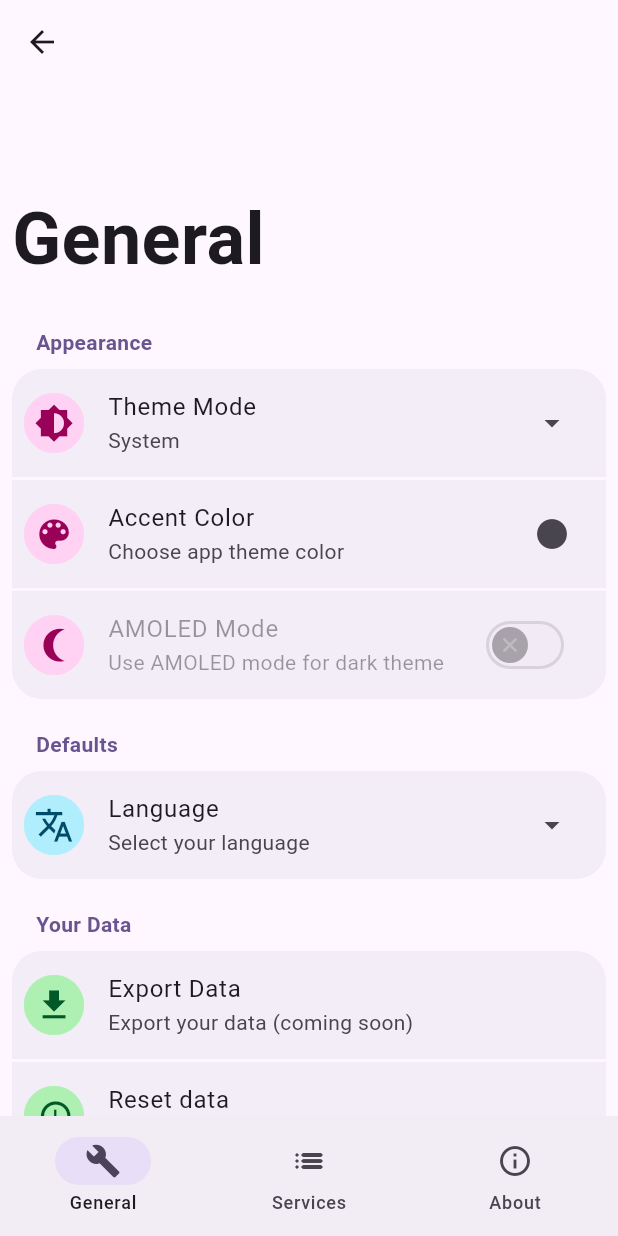
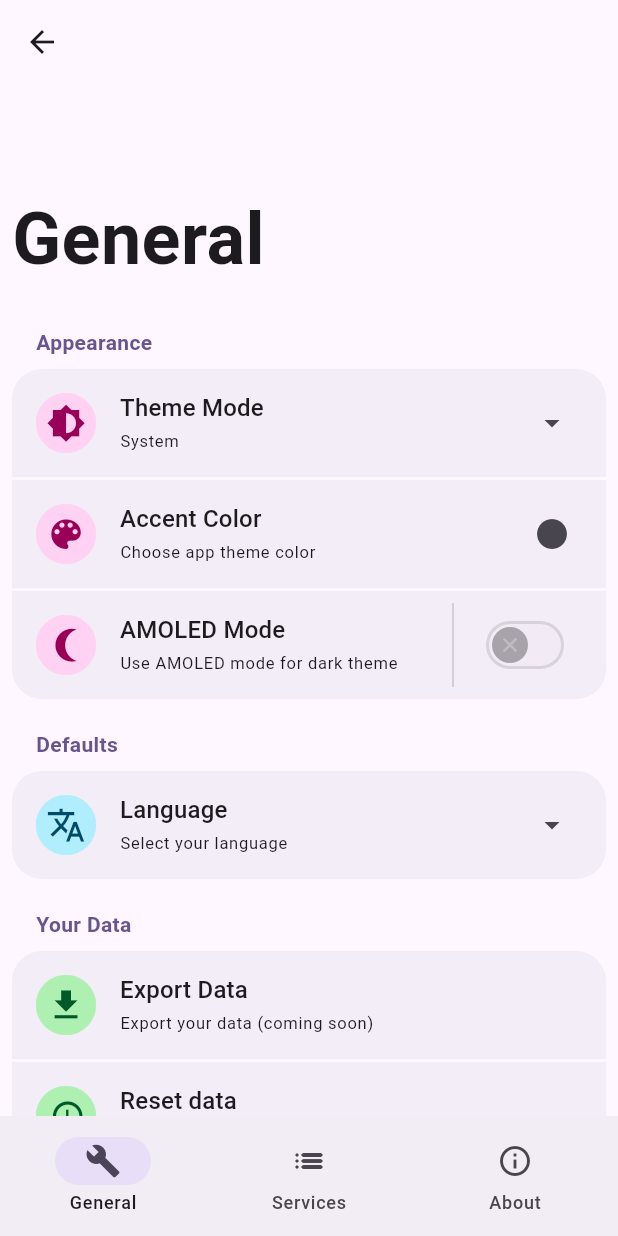
Before and after one commit to vinaooo/byewall3, a Flutter app: the screen it shows after launch, scrolled down 576 dp, after a tap on the "settings" icon, on a phone screen of 412 x 824 dp. Run offline on Flutter 3.47's test engine with Material 3 defaults, Android fonts, the phone set to English and light mode, and no system bars; drawn by our look-alikes of dynamic_color; our stand-ins replace diacritic, shared_preferences.

Commit message:
Refactor LanguageProvider and SettingsTiles for improved readability and functionality. Simplify locale handling and enhance widget state management.

```diff
--- a/lib/providers/language_provider.dart
+++ b/lib/providers/language_provider.dart
@@ -45,7 +45,7 @@ class LanguageProvider extends ChangeNotifier {
       }
     }
 
-    notifyListeners(); // Notifica os widgets que dependem desse estado
+    notifyListeners();
   }
 
   bool _isSupported(Locale locale) {
@@ -54,11 +54,10 @@ class LanguageProvider extends ChangeNotifier {
     );
   }
 
-  /// Atualiza o idioma atual e salva no SharedPreferences
   void setLocale(Locale locale) {
     _locale = locale;
     saveLanguage(locale); // Salva o idioma escolhido
-    notifyListeners(); // Notifica os ouvintes sobre a mudança
+    notifyListeners();
   }
 
   /// Exibe um diálogo para o usuário selecionar o idioma
@@ -88,12 +87,10 @@ class LanguageProvider extends ChangeNotifier {
 
                 return Stack(
                   children: [
-                    Positioned.fill(
-                      child: selectionBox(
+                    selectionBox(
                       lp: Provider.of<LanguageProvider>(context),
                       context: context,
                       locale: locale,
-                      ),
                     ),
                     InkWell(
                       focusColor: transparentIfSelected(
@@ -162,7 +159,7 @@ class LanguageProvider extends ChangeNotifier {
     Navigator.pop(context);
   }
 
-  static Padding selectionBox({
+  static Positioned selectionBox({
     required LanguageProvider lp,
     required BuildContext context,
     required Locale locale,
@@ -173,12 +170,14 @@ class LanguageProvider extends ChangeNotifier {
           Theme.of(context).colorScheme.secondary,
         ).withSaturation(0.6).withLightness(0.77).toColor();
 
-    return Padding(
+    return Positioned.fill(
+      child: Padding(
         padding: const EdgeInsets.symmetric(horizontal: 36),
         child: Container(
           decoration: BoxDecoration(
             color: isSelected ? corBox : null,
             borderRadius: BorderRadius.circular(12),
+          ),
         ),
       ),
     );
--- a/lib/ui/components/settings_list_tiles.dart
+++ b/lib/ui/components/settings_list_tiles.dart
@@ -22,106 +22,99 @@ class SettingsTiles extends StatelessWidget {
     this.tIcon,
     required this.switchEnable,
   });
+
   static const WidgetStateProperty<Icon> thumbIcon =
       WidgetStateProperty<Icon>.fromMap(<WidgetStatesConstraint, Icon>{
         WidgetState.selected: Icon(Icons.check),
         WidgetState.any: Icon(Icons.close),
       });
 
-  get onTap => null;
+  BorderRadius? _getBorderRadius() {
+    switch (border) {
+      case 1:
+        return const BorderRadius.vertical(top: Radius.circular(20.0));
+      case 2:
+        return const BorderRadius.vertical(bottom: Radius.circular(20.0));
+      case 3:
+        return BorderRadius.circular(20.0);
+      default:
+        return null;
+    }
+  }
+
+  RoundedRectangleBorder _getShape() {
+    return RoundedRectangleBorder(
+      borderRadius: _getBorderRadius() ?? BorderRadius.zero,
+    );
+  }
+
+  bool _widgetEnabled(BuildContext context, ThemeProvider themeProvider) {
+    return switchEnable ? themeProvider.isDarkMode(context) : true;
+  }
 
   @override
   Widget build(BuildContext context) {
     final themeProvider = Provider.of<ThemeProvider>(context);
 
-    // Função auxiliar para alternar e salvar o estado
     void toggleAndSaveBlackBackground(bool value) {
       themeProvider.toggleBlackBackground(value);
-      themeProvider.saveBlackBackground(value); // Salva o estado ao alternar
-    }
-
-    bool widgetEnabled(context, bool switchEnable) {
-      if (switchEnable) {
-        return themeProvider.isDarkMode(context);
-      }
-      return true; // Tiles normais sempre habilitados
+      themeProvider.saveBlackBackground(value);
     }
 
     return Material(
-      color: Colors.transparent, // Necessário para o efeito ripple funcionar
+      color: Colors.transparent,
       child: InkWell(
-        borderRadius:
-            border == 0
-                ? null
-                : border == 3
-                ? BorderRadius.circular(20.0)
-                : border == 1
-                ? const BorderRadius.vertical(top: Radius.circular(20.0))
-                : border == 2
-                ? const BorderRadius.vertical(bottom: Radius.circular(20.0))
-                : BorderRadius.zero,
+        borderRadius: _getBorderRadius(),
         splashColor: Colors.transparent,
         highlightColor: Colors.transparent,
-        onTap: () {
-          if (!switchEnable) {
-            onPressed();
-          }
-        },
+        onTap: !switchEnable ? onPressed : null,
         child: Container(
           decoration: BoxDecoration(
-            color: AppColors.getTileColor(context), // Adicione uma cor de fundo
-            borderRadius:
-                border == 0
-                    ? null
-                    : border == 3
-                    ? BorderRadius.circular(20.0)
-                    : border == 1
-                    ? const BorderRadius.vertical(top: Radius.circular(20.0))
-                    : border == 2
-                    ? const BorderRadius.vertical(bottom: Radius.circular(20.0))
-                    : BorderRadius.zero,
+            color: AppColors.getTileColor(context),
+            borderRadius: _getBorderRadius(),
           ),
           child: ListTile(
-            enabled: widgetEnabled(context, switchEnable),
-            shape:
-                border == 3
-                    ? RoundedRectangleBorder(
-                      borderRadius: BorderRadius.circular(20.0),
-                    )
-                    : border == 1
-                    ? const RoundedRectangleBorder(
-                      borderRadius: BorderRadius.vertical(
-                        top: Radius.circular(20.0),
-                      ),
-                    )
-                    : border == 2
-                    ? const RoundedRectangleBorder(
-                      borderRadius: BorderRadius.vertical(
-                        bottom: Radius.circular(20.0),
-                      ),
-                    )
-                    : const RoundedRectangleBorder(
-                      borderRadius: BorderRadius.zero,
-                    ),
+            enabled: _widgetEnabled(context, themeProvider),
+            shape: _getShape(),
             hoverColor: Colors.transparent,
             title: Padding(
               padding: const EdgeInsets.only(left: 8.0),
-              child: Text(title),
+              child: Text(
+                title,
+                style: Theme.of(context).textTheme.titleMedium,
+              ),
             ),
             subtitle: Padding(
               padding: const EdgeInsets.only(left: 8.0),
-              child: Text(subtitle),
+              child: Text(
+                subtitle,
+                style: Theme.of(
+                  context,
+                ).textTheme.labelSmall?.copyWith(fontWeight: FontWeight.normal),
+              ),
             ),
-            leading: lIcon,
+            leading: Padding(
+              padding: const EdgeInsets.only(left: 8.0),
+              child: lIcon,
+            ),
             trailing:
                 switchEnable
-                    ? Switch(
-                      thumbIcon: thumbIcon,
-                      value: themeProvider.useBlackBackground,
-                      onChanged:
-                          widgetEnabled(context, switchEnable)
-                              ? toggleAndSaveBlackBackground
-                              : null, // Switch desabilitado se ThemeMode.light
+                    ? Row(
+                      mainAxisSize: MainAxisSize.min,
+                      children: [
+                        const SizedBox(
+                          width: 36.0,
+                          child: VerticalDivider(thickness: 1.0),
+                        ),
+                        Switch(
+                          thumbIcon: thumbIcon,
+                          value: themeProvider.useBlackBackground,
+                          onChanged:
+                              _widgetEnabled(context, themeProvider)
+                                  ? toggleAndSaveBlackBackground
+                                  : null,
+                        ),
+                      ],
                     )
                     : Icon(
                       tIcon,
@@ -136,11 +129,9 @@ class SettingsTiles extends StatelessWidget {
                     ),
             onTap:
                 switchEnable
-                    ? () {
-                      toggleAndSaveBlackBackground(
-                        !themeProvider.useBlackBackground,
-                      );
-                    }
+                    ? () => toggleAndSaveBlackBackground(
+                      !themeProvider.useBlackBackground,
+                    )
                     : onPressed,
           ),
         ),
```
Lines whose indentation alone changed are shown as unchanged.
